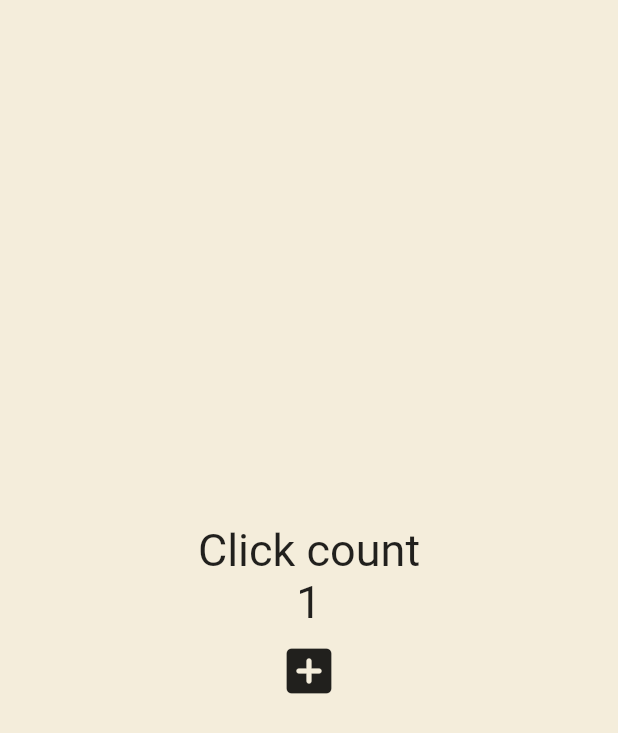
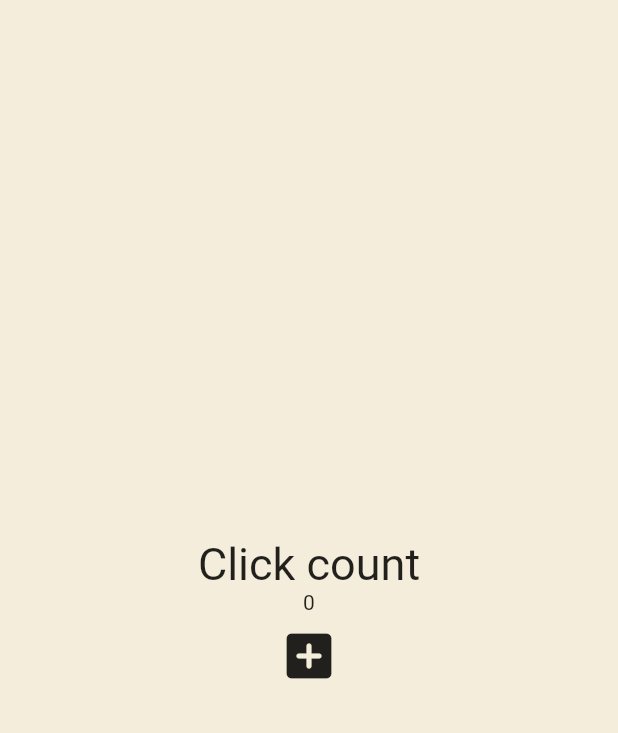
Before and after one commit to gretea5/learn-flutter, a Flutter app: the screen it shows after launch, after a tap on the "add box" icon, on a phone screen of 412 x 824 dp. Shown: the top 733 px of the screen. Run offline on Flutter 3.47's test engine with Material 2 defaults, Android fonts, the phone set to English and light mode, and no system bars.

Commit message:
#4.2 Recap

```diff
--- a/toonflix/lib/main.dart
+++ b/toonflix/lib/main.dart
@@ -12,11 +12,11 @@ class App extends StatefulWidget {
 }
 
 class _AppState extends State<App> {
-  int counter = 0;
+  List<int> numbers = [];
 
   void onClicked() {
     setState(() {
-      counter += 1;
+      numbers.add(numbers.length);
     });
   }
 
@@ -36,12 +36,7 @@ class _AppState extends State<App> {
                   fontSize: 30,
                 ),
               ),
-              Text(
-                '$counter',
-                style: const TextStyle(
-                  fontSize: 30,
-                ),
-              ),
+              for (var n in numbers) Text('$n'),
               IconButton(
                 iconSize: 40,
                 onPressed: onClicked,
```
